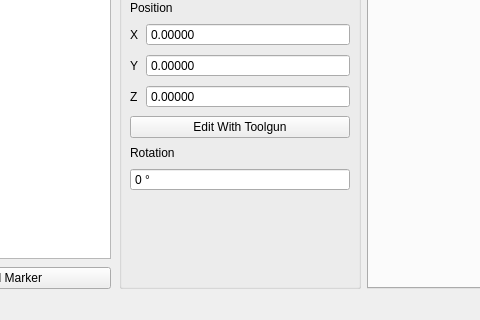
This is mainwindow.ui in RoyalBlue1/FrontierEditor as Qt 5 draws it before an edit; both pictures show x 98 to 578 and y 563 to 883 of the 1280 by 883 pixel window. The edited form follows.
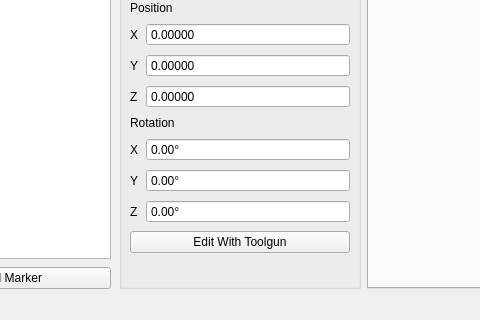
This is the edited form. Custom widgets are drawn as their Qt base class.

Commit message: Added new Prop marker type and rotation to marker

What changed in the file:
```diff
--- a/mainwindow.ui
+++ b/mainwindow.ui
@@ -241,6 +241,83 @@
                </item>
               </layout>
              </item>
+             <item>
+              <widget class="QLabel" name="label_3">
+               <property name="text">
+                <string>Rotation</string>
+               </property>
+              </widget>
+             </item>
+             <item>
+              <layout class="QGridLayout" name="gridLayout_2" rowstretch="0,0,0">
+               <item row="1" column="0">
+                <widget class="QLabel" name="label_10">
+                 <property name="text">
+                  <string>Y</string>
+                 </property>
+                </widget>
+               </item>
+               <item row="0" column="0">
+                <widget class="QLabel" name="label_8">
+                 <property name="text">
+                  <string>X</string>
+                 </property>
+                </widget>
+               </item>
+               <item row="2" column="0">
+                <widget class="QLabel" name="label_9">
+                 <property name="text">
+                  <string>Z</string>
+                 </property>
+                </widget>
+               </item>
+               <item row="2" column="1">
+                <widget class="QDoubleSpinBox" name="zRotDoubleSpinBox">
+                 <property name="sizePolicy">
+                  <sizepolicy hsizetype="Expanding" vsizetype="Fixed">
+                   <horstretch>0</horstretch>
+                   <verstretch>0</verstretch>
+                  </sizepolicy>
+                 </property>
+                 <property name="inputMethodHints">
+                  <set>Qt::ImhFormattedNumbersOnly</set>
+                 </property>
+                 <property name="buttonSymbols">
+                  <enum>QAbstractSpinBox::NoButtons</enum>
+                 </property>
+                 <property name="suffix">
+                  <string>°</string>
+                 </property>
+                </widget>
+               </item>
+               <item row="0" column="1">
+                <widget class="QDoubleSpinBox" name="xRotDoubleSpinBox">
+                 <property name="inputMethodHints">
+                  <set>Qt::ImhFormattedNumbersOnly</set>
+                 </property>
+                 <property name="buttonSymbols">
+                  <enum>QAbstractSpinBox::NoButtons</enum>
+                 </property>
+                 <property name="suffix">
+                  <string>°</string>
+                 </property>
+                </widget>
+               </item>
+               <item row="1" column="1">
+                <widget class="QDoubleSpinBox" name="yRotDoubleSpinBox">
+                 <property name="inputMethodHints">
+                  <set>Qt::ImhFormattedNumbersOnly</set>
+                 </property>
+                 <property name="buttonSymbols">
+                  <enum>QAbstractSpinBox::NoButtons</enum>
+                 </property>
+                 <property name="suffix">
+                  <string>°</string>
+                 </property>
+                </widget>
+               </item>
+              </layout>
+             </item>
              <item>
               <widget class="QPushButton" name="toolgunButton">
                <property name="sizePolicy">
@@ -254,26 +331,6 @@
                </property>
               </widget>
              </item>
-             <item>
-              <widget class="QLabel" name="label_3">
-               <property name="text">
-                <string>Rotation</string>
-               </property>
-              </widget>
-             </item>
-             <item>
-              <widget class="QSpinBox" name="rotationSpinBox">
-               <property name="buttonSymbols">
-                <enum>QAbstractSpinBox::NoButtons</enum>
-               </property>
-               <property name="suffix">
-                <string notr="true"> °</string>
-               </property>
-               <property name="maximum">
-                <number>360</number>
-               </property>
-              </widget>
-             </item>
              <item>
               <spacer name="verticalSpacer">
                <property name="orientation">
```
Left out of the diff: 2 changed lines with no effect on the pictures. The commit also changes 3 other files.
